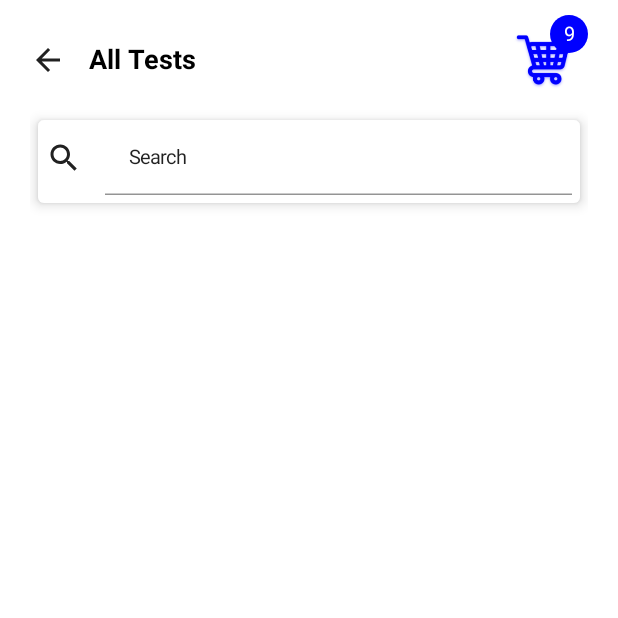
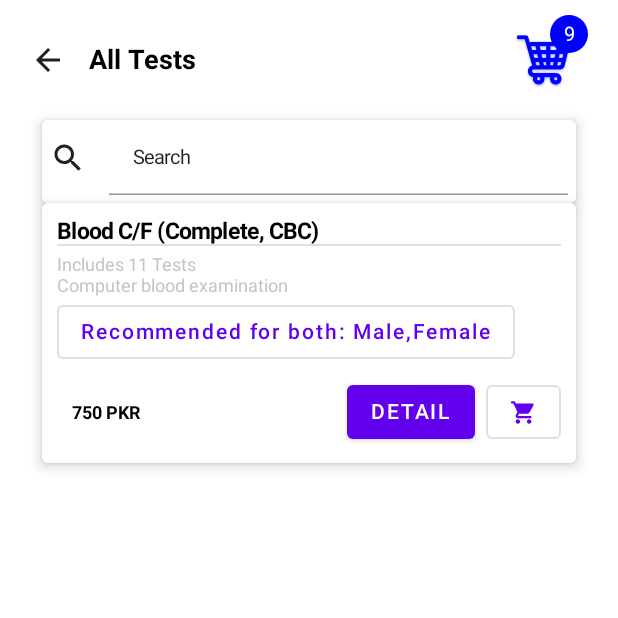
Before and after one commit to Amir-ByteGrowth/MvvmJetPackLab, an Android app built with Jetpack Compose: the composable TestsListScreen shown on its own in the app's theme, on a phone screen of 412 x 824 dp, the top half of it. Run offline under Robolectric (Android 15) with nearby library versions, the phone set to English and light mode, and no system bars.

Commit message:
test list item created

```diff
--- a/app/src/main/java/com/example/mvvmjetpackcompose/ui/screens/testslitcscreen/TestsListScreen.kt
+++ b/app/src/main/java/com/example/mvvmjetpackcompose/ui/screens/testslitcscreen/TestsListScreen.kt
@@ -1,5 +1,6 @@
 package com.example.mvvmjetpackcompose.ui.screens.testslitcscreen
 
+import android.widget.Space
 import androidx.compose.foundation.Image
 import androidx.compose.foundation.background
 import androidx.compose.foundation.clickable
@@ -11,6 +12,7 @@ import androidx.compose.material.*
 import androidx.compose.material.icons.Icons
 import androidx.compose.material.icons.filled.ArrowBack
 import androidx.compose.material.icons.filled.Search
+import androidx.compose.material.icons.filled.ShoppingCart
 import androidx.compose.material.ripple.rememberRipple
 import androidx.compose.runtime.Composable
 import androidx.compose.runtime.remember
@@ -32,9 +34,9 @@ fun TestsListScreen(modifier: Modifier = Modifier) {
     Scaffold(topBar = { TestsListAppBar() },
         modifier = modifier.padding(start = 20.dp, end = 20.dp, bottom = 20.dp, top = 10.dp),
         content = {
-            Column(modifier = modifier.padding(vertical = 10.dp)) {
+            Column(modifier = modifier.padding(vertical = 10.dp, horizontal = 8.dp)) {
                 TestListsScreenSearchBar()
-
+                TestListItem()
             }
         })
 }
@@ -43,7 +45,6 @@ fun TestsListScreen(modifier: Modifier = Modifier) {
 fun TestListsScreenSearchBar(modifier: Modifier = Modifier) {
     Card(
         modifier = modifier
-            .padding(horizontal = 5.dp)
             .height(55.dp), elevation = 5.dp
     ) {
         Row(
@@ -119,9 +120,67 @@ fun TestsListAppBar(modifier: Modifier = Modifier) {
 }
 
 @Composable
-fun TestListItem() {
-    Card {
+fun TestListItem(modifier: Modifier = Modifier) {
+    Card(elevation = 5.dp) {
+        Column(modifier = modifier.padding(horizontal = 10.dp, vertical = 10.dp)) {
+            Text(
+                text = "Blood C/F (Complete, CBC)",
+                style = TextStyle.Default.copy(
+                    color = Color.Black,
+                    fontWeight = FontWeight.Bold,
+                    fontSize = 15.sp
+                )
 
+            )
+            Divider()
+            Spacer(modifier = modifier.height(5.dp))
+            Text(
+                text = "Includes 11 Tests",
+                style = TextStyle.Default.copy(
+                    color = Color.Gray.copy(alpha = 0.5f),
+                    fontSize = 12.sp
+                )
+            )
+
+            Text(
+                text = "Computer blood examination",
+                style = TextStyle.Default.copy(
+                    color = Color.Gray.copy(alpha = 0.5f),
+                    fontSize = 12.sp
+                )
+            )
+
+            OutlinedButton(onClick = { /*TODO*/ }) {
+                Text(text = "Recommended for both: Male,Female")
+            }
+            Box(
+                modifier = modifier
+                    .fillMaxWidth()
+                    .padding(start = 10.dp, top = 5.dp), contentAlignment = Alignment.CenterStart
+            ) {
+                Text(
+
+                    text = "750 PKR",
+                    style = TextStyle.Default.copy(
+                        color = Color.Black,
+                        fontWeight = FontWeight.Bold, fontSize = 12.sp
+                    )
+                )
+                Row(modifier = modifier.align(Alignment.CenterEnd)) {
+                    Button(onClick = { /*TODO*/ }) {
+                        Text(text = "DETAIL")
+                    }
+                    Spacer(modifier = modifier.width(7.dp))
+                    OutlinedButton(
+                        onClick = { /*TODO*/ },
+                        modifier = modifier.width(50.dp),
+
+                        ) {
+                        Icon(imageVector = Icons.Default.ShoppingCart, contentDescription = "")
+                    }
+                }
+            }
+        }
     }
 }
 
```
